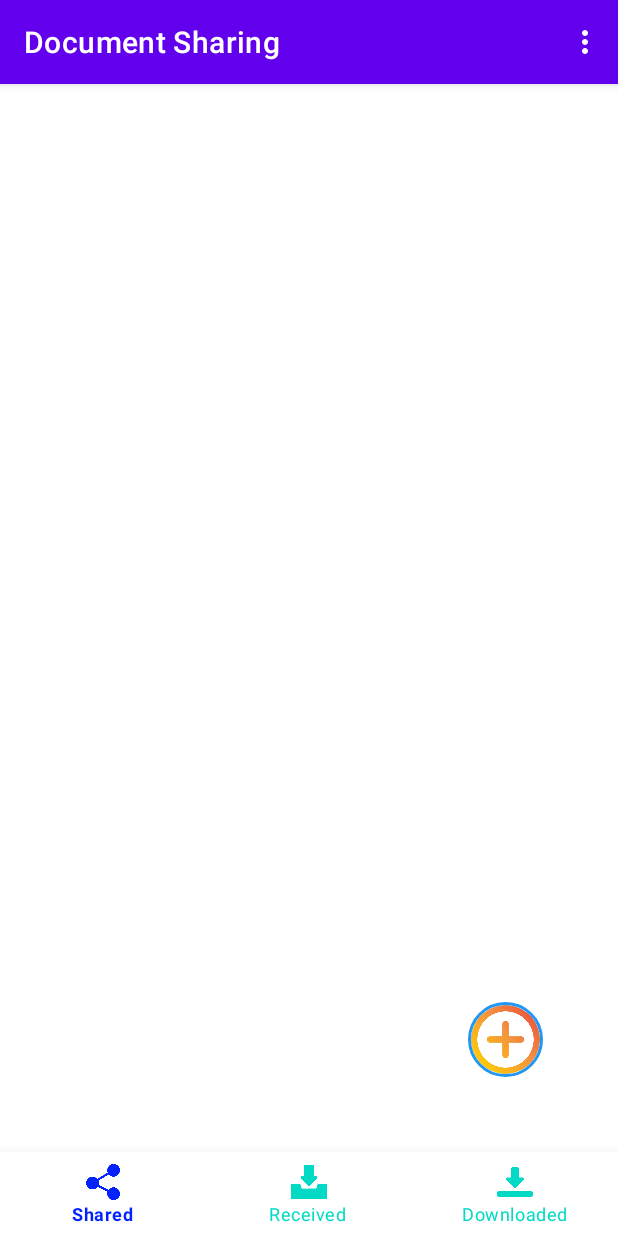
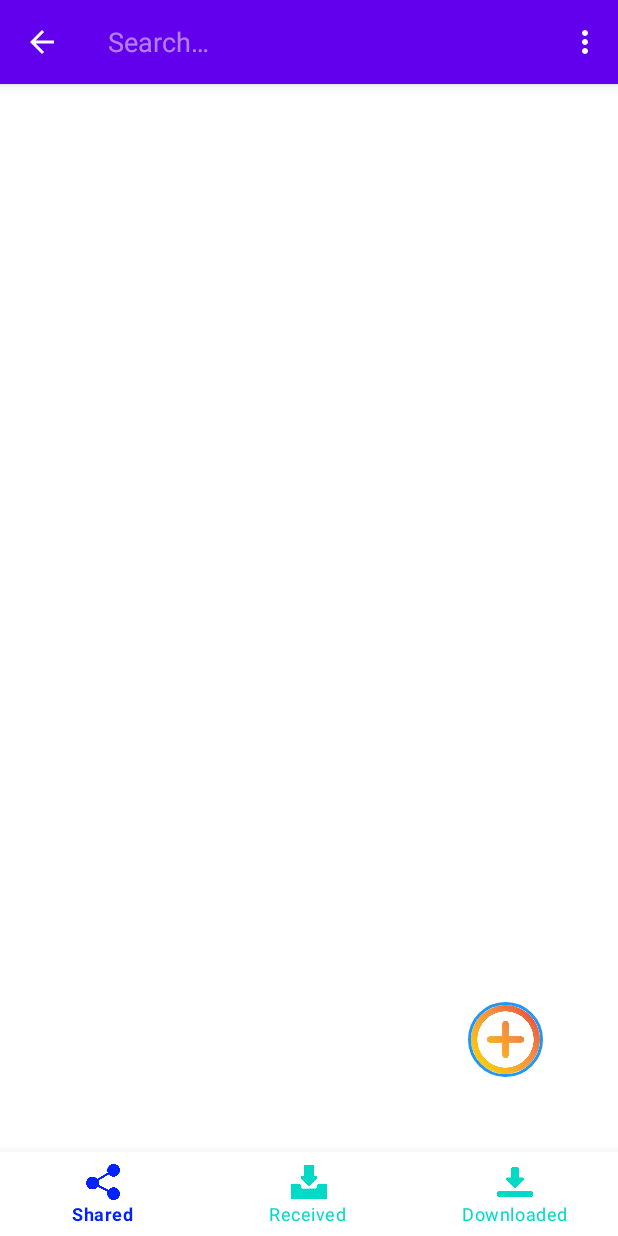
Before and after one commit to Ashi133/Wikipedia_app, an Android app: the HomeScreen screen opened directly, with no data from a screen before it, after a tap on an icon or button, on a phone screen of 412 x 824 dp. Run offline under Robolectric (Android 15) with nearby library versions, the phone set to English and light mode, and no system bars; our stand-ins replace CircleImageView, Firebase (no records; nobody signed in at launch, a user with empty details on screens opened directly), Shimmer; libraries missing offline, so code that uses them is left out: com.cooltechworks.views; plain views replace ShimmerRecyclerView; 10 statements that could not run were skipped; 1 other tap on this screen came first.

Commit message:
Document_Sharing-0.2.1

```diff
--- a/app/src/main/java/com/android/documentsharing/Activities/HomeScreen.java
+++ b/app/src/main/java/com/android/documentsharing/Activities/HomeScreen.java
@@ -3,6 +3,7 @@ package com.android.documentsharing.Activities;
 import androidx.annotation.NonNull;
 import androidx.appcompat.app.AlertDialog;
 import androidx.appcompat.app.AppCompatActivity;
+import androidx.appcompat.widget.SearchView;
 import androidx.viewpager.widget.ViewPager;
 
 import android.app.ProgressDialog;
@@ -14,6 +15,7 @@ import android.os.Bundle;
 import android.os.Handler;
 import android.text.SpannableString;
 import android.text.style.ForegroundColorSpan;
+import android.util.Log;
 import android.view.LayoutInflater;
 import android.view.Menu;
 import android.view.MenuItem;
@@ -23,6 +25,9 @@ import android.widget.EditText;
 import android.widget.Toast;
 
 import com.android.documentsharing.Adapter.ViewPagerAdapter;
+import com.android.documentsharing.Fragments.Downloaded;
+import com.android.documentsharing.Fragments.Received;
+import com.android.documentsharing.Fragments.Shared;
 import com.android.documentsharing.HttpTrustManager;
 import com.android.documentsharing.R;
 import com.android.documentsharing.databinding.DeleteAccountBinding;
@@ -57,6 +62,8 @@ public class HomeScreen extends AppCompatActivity {
     FirebaseAuth auth;
     DatabaseReference database=FirebaseDatabase.getInstance().getReference().child("DocumentSharing");
     StorageReference storageReference= FirebaseStorage.getInstance().getReference().child("Documents");
+    private int count=0;
+
     @Override
     protected void onCreate(Bundle saved){
         super.onCreate(saved);
@@ -113,11 +120,42 @@ public class HomeScreen extends AppCompatActivity {
     @Override
     public boolean onCreateOptionsMenu(Menu menu) {
         getMenuInflater().inflate(R.menu.option_menu,menu);
-        MenuItem item=menu.findItem(R.id.delete_account);
+        MenuItem item1=menu.findItem(R.id.delete_account);
         SpannableString string=new SpannableString("Delete Account");
         string.setSpan(new ForegroundColorSpan(Color.RED),0,string.length(),0);
-        item.setTitle(string);
+        item1.setTitle(string);
+        MenuItem item=menu.findItem(R.id.search);
+        SearchView searchView=(SearchView)item.getActionView();
+        searchView.setOnQueryTextListener(new SearchView.OnQueryTextListener() {
+            @Override
+            public boolean onQueryTextSubmit(String query) {
+                return false;
+            }
+            @Override
+            public boolean onQueryTextChange(String newText) {
+                filter(newText.toLowerCase());
+                return false;
+            }
+        });
         return true;
+    }
+
+    private void filter(String text) {
+        count=viewPager.getCurrentItem();
+        try {
+            if (count == 0){
+                Shared fragment= (Shared) viewPager.getAdapter().instantiateItem(viewPager,count);
+                fragment.search(text.toLowerCase());
+            }else if (count == 1){
+                Received fragment= (Received) viewPager.getAdapter().instantiateItem(viewPager,count);
+                fragment.search(text.toLowerCase());
+            }else {
+                Downloaded fragment= (Downloaded) viewPager.getAdapter().instantiateItem(viewPager,count);
+                fragment.search(text.toLowerCase());
+            }
+        }catch (Exception e){
+            Log.e("Home : search ====",e.getLocalizedMessage());
+        }
     }
 
     @Override
@@ -202,6 +240,9 @@ public class HomeScreen extends AppCompatActivity {
                 break;
             case R.id.users:
                 startActivity(new Intent(this,Users.class));
+                break;
+            case R.id.search:
+
                 break;
         }
         return true;
--- a/app/src/main/java/com/android/documentsharing/Fragments/Received.java
+++ b/app/src/main/java/com/android/documentsharing/Fragments/Received.java
@@ -93,4 +93,8 @@ public class Received extends Fragment {
         }
     }
 
+    public void search(String text) {
+
+    }
+
 }
--- a/app/src/main/java/com/android/documentsharing/Fragments/Shared.java
+++ b/app/src/main/java/com/android/documentsharing/Fragments/Shared.java
@@ -105,4 +105,9 @@ public class Shared extends Fragment {
             });
         }
     }
+
+    public void search(String text) {
+
+    }
+
 }
--- /dev/null
+++ b/app/src/main/res/drawable/search.xml
@@ -0,0 +1,5 @@
+<vector android:height="24dp" android:tint="#FFFEFE"
+    android:viewportHeight="24" android:viewportWidth="24"
+    android:width="24dp" xmlns:android="http://schemas.android.com/apk/res/android">
+    <path android:fillColor="@android:color/white" android:pathData="M15.5,14h-0.79l-0.28,-0.27C15.41,12.59 16,11.11 16,9.5 16,5.91 13.09,3 9.5,3S3,5.91 3,9.5 5.91,16 9.5,16c1.61,0 3.09,-0.59 4.23,-1.57l0.27,0.28v0.79l5,4.99L20.49,19l-4.99,-5zM9.5,14C7.01,14 5,11.99 5,9.5S7.01,5 9.5,5 14,7.01 14,9.5 11.99,14 9.5,14z"/>
+</vector>
--- a/app/src/main/res/menu/option_menu.xml
+++ b/app/src/main/res/menu/option_menu.xml
@@ -1,6 +1,13 @@
 <?xml version="1.0" encoding="utf-8"?>
 <menu xmlns:tools="http://schemas.android.com/tools"
-    xmlns:android="http://schemas.android.com/apk/res/android">
+    xmlns:android="http://schemas.android.com/apk/res/android"
+    xmlns:app="http://schemas.android.com/apk/res-auto">
+    <item android:title="search"
+        app:actionViewClass="androidx.appcompat.widget.SearchView"
+        app:showAsAction="always|collapseActionView"
+        android:id="@+id/search"
+        android:icon="@drawable/search"
+        tools:ignore="HardcodedText" />
     <item android:title="Users"
         android:id="@+id/users"
         tools:ignore="HardcodedText" />
```
Also changed, not shown: app/src/main/java/com/android/documentsharing/Fragments/Downloaded.java (+7 -0 lines).
